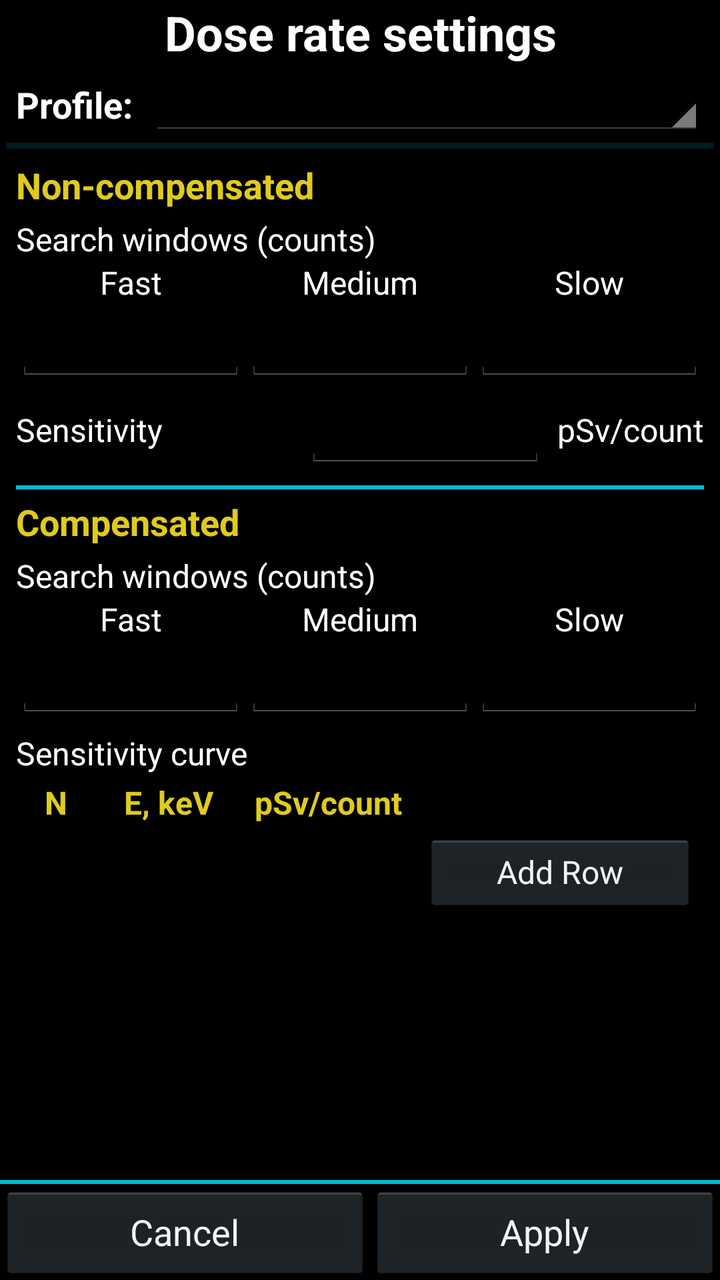
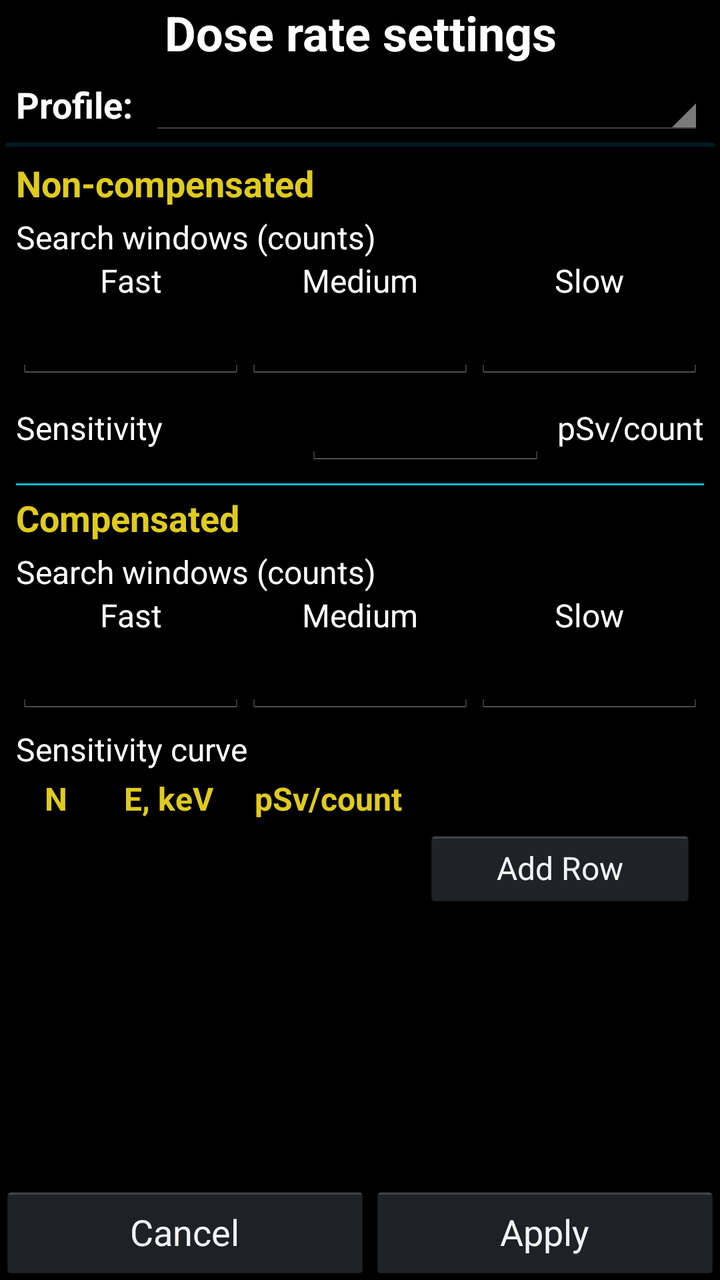

Before-and-after screenshots of an Android layout around one commit, followed by the original layout XML and the change that was made.
<!-- AndroidManifest.xml: application theme AppTheme -->
<!-- res/layout/activity_atom_spectra_sensivity.xml -->
<?xml version="1.0" encoding="utf-8"?>
<androidx.constraintlayout.widget.ConstraintLayout xmlns:android="http://schemas.android.com/apk/res/android"
    xmlns:app="http://schemas.android.com/apk/res-auto"
    xmlns:tools="http://schemas.android.com/tools"
    android:layout_width="match_parent"
    android:layout_height="match_parent"
    tools:context=".AtomSpectraSensitivity">

    <TextView
        android:id="@+id/textSenseCaption"
        android:layout_width="0dp"
        android:layout_height="wrap_content"
        android:gravity="center"
        android:text="@string/detector_sensitivity"
        android:textSize="24dp"
        android:textStyle="bold"
        app:layout_constraintEnd_toEndOf="parent"
        app:layout_constraintStart_toStartOf="parent"
        app:layout_constraintTop_toTopOf="parent" />

    <LinearLayout
        android:id="@+id/profileSection"
        android:layout_width="0dp"
        android:layout_height="wrap_content"
        android:layout_marginStart="8dp"
        android:layout_marginEnd="8dp"
        android:layout_marginTop="4dp"
        android:orientation="vertical"
        app:layout_constraintEnd_toEndOf="parent"
        app:layout_constraintStart_toStartOf="parent"
        app:layout_constraintTop_toBottomOf="@+id/textSenseCaption">

        <LinearLayout
            android:id="@+id/profileRow"
            android:layout_width="match_parent"
            android:layout_height="wrap_content"
            android:gravity="center_vertical"
            android:orientation="horizontal">

            <TextView
                android:layout_width="wrap_content"
                android:layout_height="wrap_content"
                android:text="@string/profile_selector_label"
                android:textSize="18dp"
                android:textStyle="bold" />

            <Spinner
                android:id="@+id/spinnerProfile"
                android:layout_width="0dp"
                android:layout_height="wrap_content"
                android:layout_marginStart="8dp"
                android:layout_weight="1" />
        </LinearLayout>

        
        <LinearLayout
            android:id="@+id/customActions"
            android:layout_width="match_parent"
            android:layout_height="wrap_content"
            android:orientation="horizontal"
            android:visibility="gone">

            <Button
                android:id="@+id/buttonProfileLoad"
                android:layout_width="wrap_content"
                android:layout_height="40dp"
                android:layout_weight="1"
                android:onClick="onLoadProfileButton"
                android:text="@string/profile_load"
                android:textSize="16dp" />

            <Button
                android:id="@+id/buttonProfileSave"
                android:layout_width="wrap_content"
                android:layout_height="40dp"
                android:layout_weight="1"
                android:onClick="onSaveProfileButton"
                android:text="@string/profile_save"
                android:textSize="16dp" />

            <Button
                android:id="@+id/buttonProfileReset"
                android:layout_width="wrap_content"
                android:layout_height="40dp"
                android:layout_weight="1"
                android:onClick="onResetToButton"
                android:text="@string/profile_reset_to"
                android:textSize="16dp" />
        </LinearLayout>
    </LinearLayout>

    <View
        android:id="@+id/topSenseDivider"
        android:layout_width="0dp"
        android:layout_height="3dp"
        android:layout_margin="3dp"
        android:background="?android:attr/listDivider"
        android:backgroundTint="@color/colorDivider"
        android:foreground="@drawable/divider"
        app:layout_constraintEnd_toEndOf="parent"
        app:layout_constraintStart_toStartOf="parent"
        app:layout_constraintTop_toBottomOf="@+id/profileSection" />

    <ScrollView
        android:id="@+id/scrollSense"
        android:layout_width="match_parent"
        android:layout_height="0dp"
        app:layout_constraintBottom_toTopOf="@+id/bottomBar"
        app:layout_constraintEnd_toEndOf="parent"
        app:layout_constraintStart_toStartOf="parent"
        app:layout_constraintTop_toBottomOf="@+id/topSenseDivider">

        <LinearLayout
            android:layout_width="match_parent"
            android:layout_height="wrap_content"
            android:orientation="vertical"
            android:paddingStart="8dp"
            android:paddingEnd="8dp">

            
            <TextView
                android:layout_width="match_parent"
                android:layout_height="wrap_content"
                android:layout_marginTop="6dp"
                android:text="@string/section_non_compensated"
                android:textColor="@color/colorHeader"
                android:textSize="18dp"
                android:textStyle="bold" />

            <TextView
                android:layout_width="match_parent"
                android:layout_height="wrap_content"
                android:layout_marginTop="4dp"
                android:text="@string/search_targets_header"
                android:textSize="16dp" />

            <LinearLayout
                android:layout_width="match_parent"
                android:layout_height="wrap_content"
                android:orientation="horizontal">

                <LinearLayout
                    android:layout_width="0dp"
                    android:layout_height="wrap_content"
                    android:layout_weight="1"
                    android:orientation="vertical">

                    <TextView
                        android:layout_width="match_parent"
                        android:layout_height="wrap_content"
                        android:gravity="center"
                        android:text="@string/search_target_fast"
                        android:textSize="16dp" />

                    <EditText
                        android:id="@+id/editNonCompFast"
                        android:layout_width="match_parent"
                        android:layout_height="wrap_content"
                        android:gravity="center"
                        android:inputType="number"
                        android:singleLine="true" />
                </LinearLayout>

                <LinearLayout
                    android:layout_width="0dp"
                    android:layout_height="wrap_content"
                    android:layout_weight="1"
                    android:orientation="vertical">

                    <TextView
                        android:layout_width="match_parent"
                        android:layout_height="wrap_content"
                        android:gravity="center"
                        android:text="@string/search_target_medium"
                        android:textSize="16dp" />

                    <EditText
                        android:id="@+id/editNonCompMedium"
                        android:layout_width="match_parent"
                        android:layout_height="wrap_content"
                        android:gravity="center"
                        android:inputType="number"
                        android:singleLine="true" />
                </LinearLayout>

                <LinearLayout
                    android:layout_width="0dp"
                    android:layout_height="wrap_content"
                    android:layout_weight="1"
                    android:orientation="vertical">

                    <TextView
                        android:layout_width="match_parent"
                        android:layout_height="wrap_content"
                        android:gravity="center"
                        android:text="@string/search_target_slow"
                        android:textSize="16dp" />

                    <EditText
                        android:id="@+id/editNonCompSlow"
                        android:layout_width="match_parent"
                        android:layout_height="wrap_content"
                        android:gravity="center"
                        android:inputType="number"
                        android:singleLine="true" />
                </LinearLayout>
            </LinearLayout>

            <LinearLayout
                android:layout_width="match_parent"
                android:layout_height="wrap_content"
                android:layout_marginTop="4dp"
                android:gravity="center_vertical"
                android:orientation="horizontal">

                <TextView
                    android:layout_width="0dp"
                    android:layout_height="wrap_content"
                    android:layout_weight="1"
                    android:text="@string/sens_sensitivity"
                    android:textSize="16dp" />

                <EditText
                    android:id="@+id/editNonCompSens"
                    android:layout_width="120dp"
                    android:layout_height="wrap_content"
                    android:gravity="end"
                    android:inputType="numberDecimal"
                    android:singleLine="true" />

                <TextView
                    android:layout_width="wrap_content"
                    android:layout_height="wrap_content"
                    android:layout_marginStart="6dp"
                    android:text="@string/sens_unit_psv_per_count"
                    android:textSize="16dp" />
            </LinearLayout>

            <View
                android:layout_width="match_parent"
                android:layout_height="2dp"
                android:layout_marginTop="8dp"
                android:layout_marginBottom="4dp"
                android:background="@color/colorDivider" />

            
            <TextView
                android:layout_width="match_parent"
                android:layout_height="wrap_content"
                android:text="@string/section_compensated"
                android:textColor="@color/colorHeader"
                android:textSize="18dp"
                android:textStyle="bold" />

            <TextView
                android:layout_width="match_parent"
                android:layout_height="wrap_content"
                android:layout_marginTop="4dp"
                android:text="@string/search_targets_header"
                android:textSize="16dp" />

            <LinearLayout
                android:layout_width="match_parent"
                android:layout_height="wrap_content"
                android:orientation="horizontal">

                <LinearLayout
                    android:layout_width="0dp"
                    android:layout_height="wrap_content"
                    android:layout_weight="1"
                    android:orientation="vertical">

                    <TextView
                        android:layout_width="match_parent"
                        android:layout_height="wrap_content"
                        android:gravity="center"
                        android:text="@string/search_target_fast"
                        android:textSize="16dp" />

                    <EditText
                        android:id="@+id/editCompFast"
                        android:layout_width="match_parent"
                        android:layout_height="wrap_content"
                        android:gravity="center"
                        android:inputType="number"
                        android:singleLine="true" />
                </LinearLayout>

                <LinearLayout
                    android:layout_width="0dp"
                    android:layout_height="wrap_content"
                    android:layout_weight="1"
                    android:orientation="vertical">

                    <TextView
                        android:layout_width="match_parent"
                        android:layout_height="wrap_content"
                        android:gravity="center"
                        android:text="@string/search_target_medium"
                        android:textSize="16dp" />

                    <EditText
                        android:id="@+id/editCompMedium"
                        android:layout_width="match_parent"
                        android:layout_height="wrap_content"
                        android:gravity="center"
                        android:inputType="number"
                        android:singleLine="true" />
                </LinearLayout>

                <LinearLayout
                    android:layout_width="0dp"
                    android:layout_height="wrap_content"
                    android:layout_weight="1"
                    android:orientation="vertical">

                    <TextView
                        android:layout_width="match_parent"
                        android:layout_height="wrap_content"
                        android:gravity="center"
                        android:text="@string/search_target_slow"
                        android:textSize="16dp" />

                    <EditText
                        android:id="@+id/editCompSlow"
                        android:layout_width="match_parent"
                        android:layout_height="wrap_content"
                        android:gravity="center"
                        android:inputType="number"
                        android:singleLine="true" />
                </LinearLayout>
            </LinearLayout>

            <TextView
                android:layout_width="match_parent"
                android:layout_height="wrap_content"
                android:layout_marginTop="6dp"
                android:text="@string/section_compensated_curve"
                android:textSize="16dp" />

            
            <TableLayout
                android:layout_width="match_parent"
                android:layout_height="wrap_content"
                android:layout_marginTop="3dp">

                <TableRow
                    android:layout_width="match_parent"
                    android:layout_height="match_parent">

                    <TextView
                        android:layout_width="40dp"
                        android:layout_height="wrap_content"
                        android:gravity="center"
                        android:text="N"
                        android:textColor="@color/colorHeader"
                        android:textSize="16dp"
                        android:textStyle="bold" />

                    <TextView
                        android:layout_width="match_parent"
                        android:layout_height="wrap_content"
                        android:layout_weight="2"
                        android:gravity="center"
                        android:text="@string/sens_energy_kev"
                        android:textColor="@color/colorHeader"
                        android:textSize="16dp"
                        android:textStyle="bold" />

                    <TextView
                        android:layout_width="match_parent"
                        android:layout_height="wrap_content"
                        android:layout_weight="1"
                        android:gravity="center"
                        android:text="@string/sens_unit_psv_per_count"
                        android:textColor="@color/colorHeader"
                        android:textSize="16dp"
                        android:textStyle="bold" />

                    <TextView
                        android:layout_width="144dp"
                        android:layout_height="wrap_content"
                        android:gravity="center"
                        android:textColor="@color/colorHeader"
                        android:textSize="16dp"
                        android:textStyle="bold" />
                </TableRow>
            </TableLayout>

            <TableLayout
                android:id="@+id/tableSensitivity"
                android:layout_width="match_parent"
                android:layout_height="wrap_content" />

            <Button
                android:id="@+id/buttonSensAdd"
                android:layout_width="136dp"
                android:layout_height="40dp"
                android:layout_gravity="end"
                android:layout_marginTop="4dp"
                android:layout_marginEnd="4dp"
                android:layout_marginBottom="4dp"
                android:onClick="onAddButton"
                android:text="@string/sensitivity_add_row"
                android:textSize="16dp" />
        </LinearLayout>
    </ScrollView>

    <LinearLayout
        android:id="@+id/bottomBar"
        android:layout_width="match_parent"
        android:layout_height="wrap_content"
        android:orientation="vertical"
        app:layout_constraintBottom_toBottomOf="parent"
        app:layout_constraintEnd_toEndOf="parent"
        app:layout_constraintStart_toStartOf="parent">

        <View
            android:layout_width="match_parent"
            android:layout_height="2dp"
            android:background="@color/colorDivider" />

        <LinearLayout
            android:layout_width="match_parent"
            android:layout_height="wrap_content"
            android:orientation="horizontal">

            <Button
                android:id="@+id/buttonSensCancel"
                android:layout_width="wrap_content"
                android:layout_height="wrap_content"
                android:layout_weight="1"
                android:onClick="onCancelButton"
                android:text="@android:string/cancel" />

            <Button
                android:id="@+id/buttonSensOk"
                android:layout_width="wrap_content"
                android:layout_height="wrap_content"
                android:layout_weight="1"
                android:onClick="onOkButton"
                android:text="@string/sensitivity_apply" />
        </LinearLayout>
    </LinearLayout>

</androidx.constraintlayout.widget.ConstraintLayout>
<!-- resources referenced by this layout -->
<resources>
  <color name="colorDivider">#FF00BCD4</color>
  <color name="colorHeader">#FFDFCB1E</color>
  <!-- drawable divider: png bitmap (drawable, 3113 bytes) -->
  <string name="detector_sensitivity">Dose rate settings</string>
  <string name="profile_load">Load</string>
  <string name="profile_reset_to">Reset to…</string>
  <string name="profile_save">Save</string>
  <string name="profile_selector_label">Profile:</string>
  <string name="search_target_fast">Fast</string>
  <string name="search_target_medium">Medium</string>
  <string name="search_target_slow">Slow</string>
  <string name="search_targets_header">Search windows (counts)</string>
  <string name="section_compensated">Compensated</string>
  <string name="section_compensated_curve">Sensitivity curve</string>
  <string name="section_non_compensated">Non-compensated</string>
  <string name="sens_energy_kev">E, keV</string>
  <string name="sens_sensitivity">Sensitivity</string>
  <string name="sens_unit_psv_per_count">pSv/count</string>
  <string name="sensitivity_add_row">Add Row</string>
  <string name="sensitivity_apply">Apply</string>
  <style name="AppTheme" parent="AppBaseTheme">
          <item name="android:colorPrimary">@color/color_main</item>
          <item name="android:textColor">@color/color_main</item>
          <item name="android:colorAccent">@color/color_main</item>
          
  
      </style>
  <style name="AppBaseTheme" parent="android:Theme.Holo">
          
      </style>
</resources>

<!-- the commit's change to res/layout/activity_atom_spectra_sensivity.xml (unified diff, before → after) -->
@@ -92,7 +92,7 @@
     <View
         android:id="@+id/topSenseDivider"
         android:layout_width="0dp"
-        android:layout_height="3dp"
+        android:layout_height="2dp"
         android:layout_margin="3dp"
         android:background="?android:attr/listDivider"
         android:backgroundTint="@color/colorDivider"
@@ -238,7 +238,7 @@
 
             <View
                 android:layout_width="match_parent"
-                android:layout_height="2dp"
+                android:layout_height="1dp"
                 android:layout_marginTop="8dp"
                 android:layout_marginBottom="4dp"
                 android:background="@color/colorDivider" />
@@ -415,11 +415,6 @@
         app:layout_constraintEnd_toEndOf="parent"
         app:layout_constraintStart_toStartOf="parent">
 
-        <View
-            android:layout_width="match_parent"
-            android:layout_height="2dp"
-            android:background="@color/colorDivider" />
-
         <LinearLayout
             android:layout_width="match_parent"
             android:layout_height="wrap_content"
